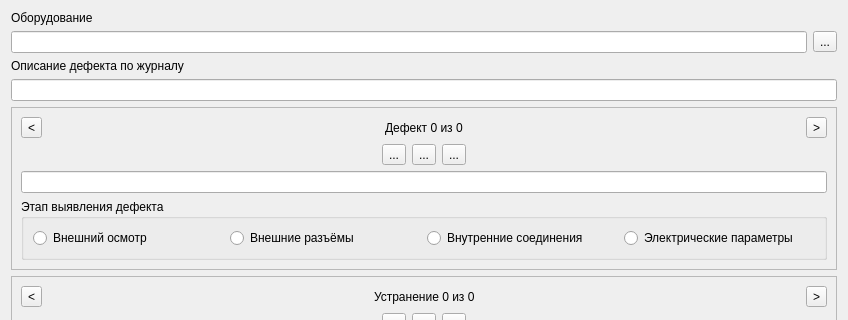
Old version of the form defectform.ui in the repository Balyaev-D-A/MFDB; both pictures show x 0 to 848 and y 0 to 320 of the 848 by 614 pixel window.
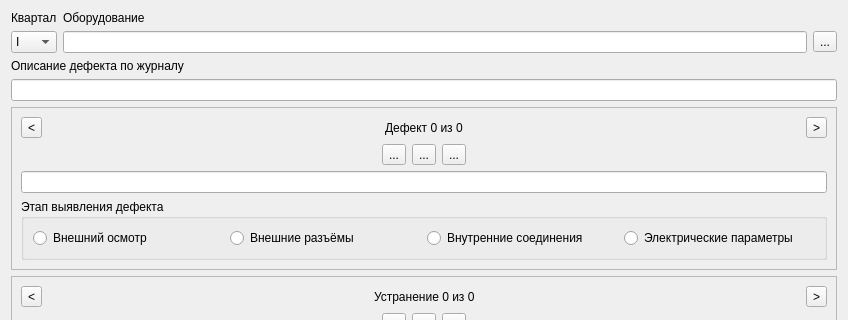
New version of the form. Icons and pictures are not drawn. Custom widgets are drawn as their Qt base class.

What changed in the file:
```diff
--- a/defectform.ui
+++ b/defectform.ui
@@ -13,8 +13,51 @@
   <property name="windowTitle">
    <string>Form</string>
   </property>
+  <layout class="QVBoxLayout" name="verticalLayout_5">
+   <item>
+    <layout class="QHBoxLayout" name="horizontalLayout_9">
+     <item>
   <layout class="QVBoxLayout" name="verticalLayout_4">
    <item>
+        <widget class="QLabel" name="label">
+         <property name="text">
+          <string>Квартал</string>
+         </property>
+        </widget>
+       </item>
+       <item>
+        <widget class="QComboBox" name="quarterBox">
+         <property name="layoutDirection">
+          <enum>Qt::LeftToRight</enum>
+         </property>
+         <property name="autoFillBackground">
+          <bool>false</bool>
+         </property>
+         <item>
+          <property name="text">
+           <string>I</string>
+          </property>
+         </item>
+         <item>
+          <property name="text">
+           <string>II</string>
+          </property>
+         </item>
+         <item>
+          <property name="text">
+           <string>III</string>
+          </property>
+         </item>
+         <item>
+          <property name="text">
+           <string>IV</string>
+          </property>
+         </item>
+        </widget>
+       </item>
+      </layout>
+     </item>
+     <item>
     <layout class="QVBoxLayout" name="verticalLayout">
      <item>
       <widget class="QLabel" name="label_4">
@@ -38,6 +81,8 @@
           <string>...</string>
          </property>
         </widget>
+         </item>
+        </layout>
        </item>
       </layout>
      </item>
```
Lines whose indentation alone changed are shown as unchanged.
